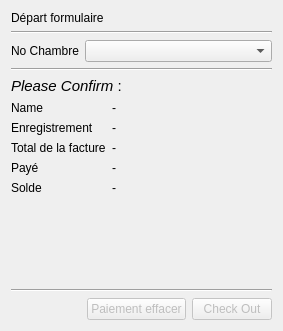
Before: the Qt Designer form checkoutform.ui in abdeljalilanane/Innovative-Hotel-Manager, drawn with Qt 5.
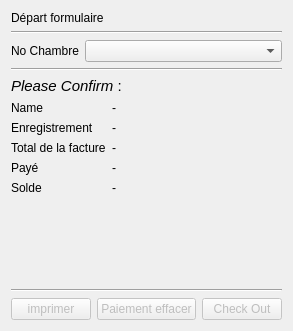
After: the same form once the commit is applied.

Commit message:
Ajout de l'impression
Ajout de l'impression du facture

```diff
--- a/checkoutform.ui
+++ b/checkoutform.ui
@@ -6,7 +6,7 @@
    <rect>
     <x>0</x>
     <y>0</y>
-    <width>283</width>
+    <width>290</width>
     <height>331</height>
    </rect>
   </property>
@@ -159,6 +159,16 @@
        </property>
       </spacer>
      </item>
+     <item>
+      <widget class="QPushButton" name="impButton">
+       <property name="enabled">
+        <bool>false</bool>
+       </property>
+       <property name="text">
+        <string>imprimer</string>
+       </property>
+      </widget>
+     </item>
      <item>
       <widget class="QPushButton" name="payButton">
        <property name="enabled">
```
The commit also changes 2 other files.
